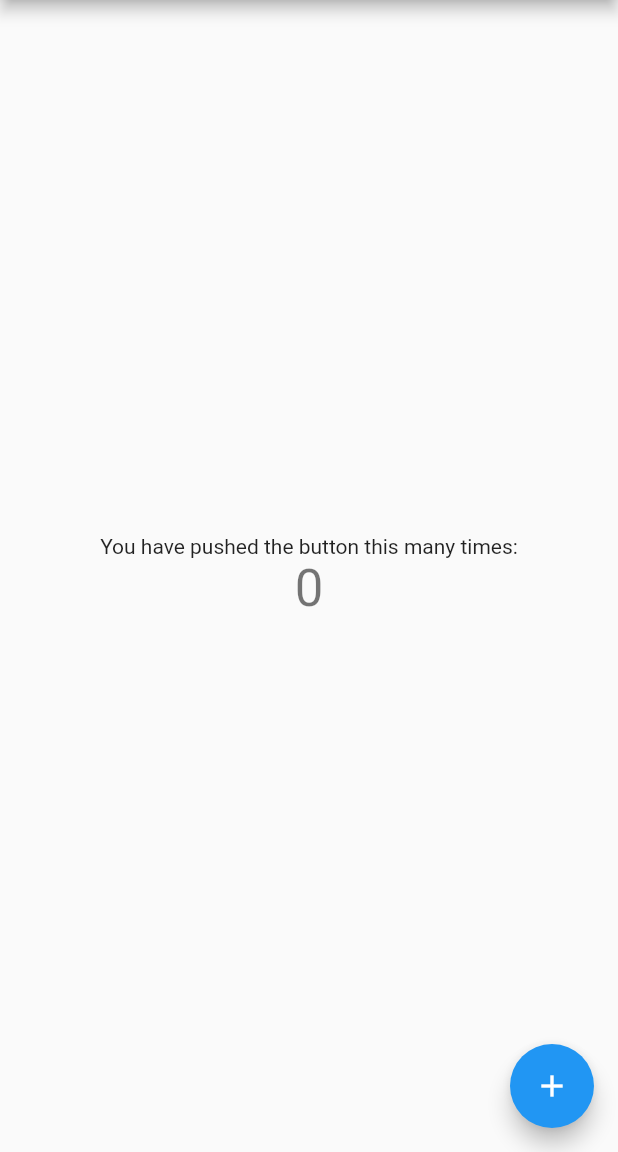
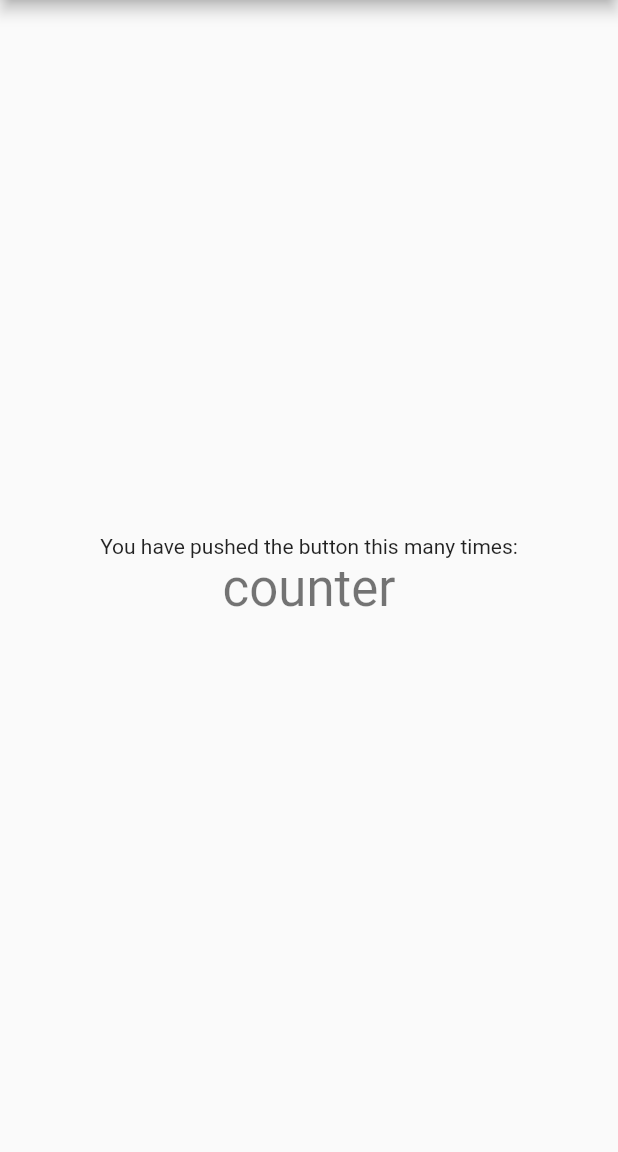
Before and after one commit to wadchathuranga/whatsapp_status_managerr-Flutter, a Flutter app: the screen it shows after launch, on a phone screen of 412 x 824 dp, the part 84-1236 px from its top. Run offline on Flutter 3.47's test engine with Material 2 defaults, Android fonts, the phone set to English and light mode, and no system bars.

Commit message:
cleaned main file

```diff
--- a/lib/main.dart
+++ b/lib/main.dart
@@ -13,15 +13,6 @@ class MyApp extends StatelessWidget {
     return MaterialApp(
       title: 'Flutter Demo',
       theme: ThemeData(
-        // This is the theme of your application.
-        //
-        // Try running your application with "flutter run". You'll see the
-        // application has a blue toolbar. Then, without quitting the app, try
-        // changing the primarySwatch below to Colors.green and then invoke
-        // "hot reload" (press "r" in the console where you ran "flutter run",
-        // or simply save your changes to "hot reload" in a Flutter IDE).
-        // Notice that the counter didn't reset back to zero; the application
-        // is not restarted.
         primarySwatch: Colors.blue,
       ),
       home: const MyHomePage(title: 'Flutter Demo Home Page'),
@@ -31,16 +22,6 @@ class MyApp extends StatelessWidget {
 
 class MyHomePage extends StatefulWidget {
   const MyHomePage({super.key, required this.title});
-
-  // This widget is the home page of your application. It is stateful, meaning
-  // that it has a State object (defined below) that contains fields that affect
-  // how it looks.
-
-  // This class is the configuration for the state. It holds the values (in this
-  // case the title) provided by the parent (in this case the App widget) and
-  // used by the build method of the State. Fields in a Widget subclass are
-  // always marked "final".
-
   final String title;
 
   @override
@@ -48,68 +29,27 @@ class MyHomePage extends StatefulWidget {
 }
 
 class _MyHomePageState extends State<MyHomePage> {
-  int _counter = 0;
-
-  void _incrementCounter() {
-    setState(() {
-      // This call to setState tells the Flutter framework that something has
-      // changed in this State, which causes it to rerun the build method below
-      // so that the display can reflect the updated values. If we changed
-      // _counter without calling setState(), then the build method would not be
-      // called again, and so nothing would appear to happen.
-      _counter++;
-    });
-  }
-
   @override
   Widget build(BuildContext context) {
-    // This method is rerun every time setState is called, for instance as done
-    // by the _incrementCounter method above.
-    //
-    // The Flutter framework has been optimized to make rerunning build methods
-    // fast, so that you can just rebuild anything that needs updating rather
-    // than having to individually change instances of widgets.
+
     return Scaffold(
       appBar: AppBar(
-        // Here we take the value from the MyHomePage object that was created by
-        // the App.build method, and use it to set our appbar title.
         title: Text(widget.title),
       ),
       body: Center(
-        // Center is a layout widget. It takes a single child and positions it
-        // in the middle of the parent.
         child: Column(
-          // Column is also a layout widget. It takes a list of children and
-          // arranges them vertically. By default, it sizes itself to fit its
-          // children horizontally, and tries to be as tall as its parent.
-          //
-          // Invoke "debug painting" (press "p" in the console, choose the
-          // "Toggle Debug Paint" action from the Flutter Inspector in Android
-          // Studio, or the "Toggle Debug Paint" command in Visual Studio Code)
-          // to see the wireframe for each widget.
-          //
-          // Column has various properties to control how it sizes itself and
-          // how it positions its children. Here we use mainAxisAlignment to
-          // center the children vertically; the main axis here is the vertical
-          // axis because Columns are vertical (the cross axis would be
-          // horizontal).
           mainAxisAlignment: MainAxisAlignment.center,
           children: <Widget>[
             const Text(
               'You have pushed the button this many times:',
             ),
             Text(
-              '$_counter',
+              'counter',
               style: Theme.of(context).textTheme.headlineMedium,
             ),
           ],
         ),
       ),
-      floatingActionButton: FloatingActionButton(
-        onPressed: _incrementCounter,
-        tooltip: 'Increment',
-        child: const Icon(Icons.add),
-      ), // This trailing comma makes auto-formatting nicer for build methods.
     );
   }
 }
```
